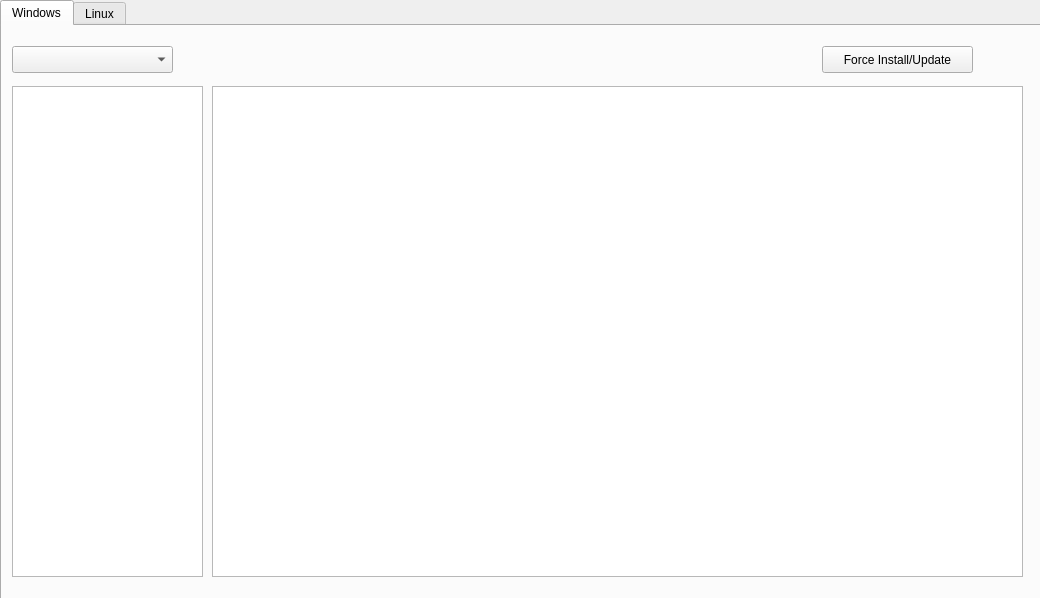
Above: lolbins.ui from Hamza-Megahed/LOLBins before the change. Below: the same form after it.
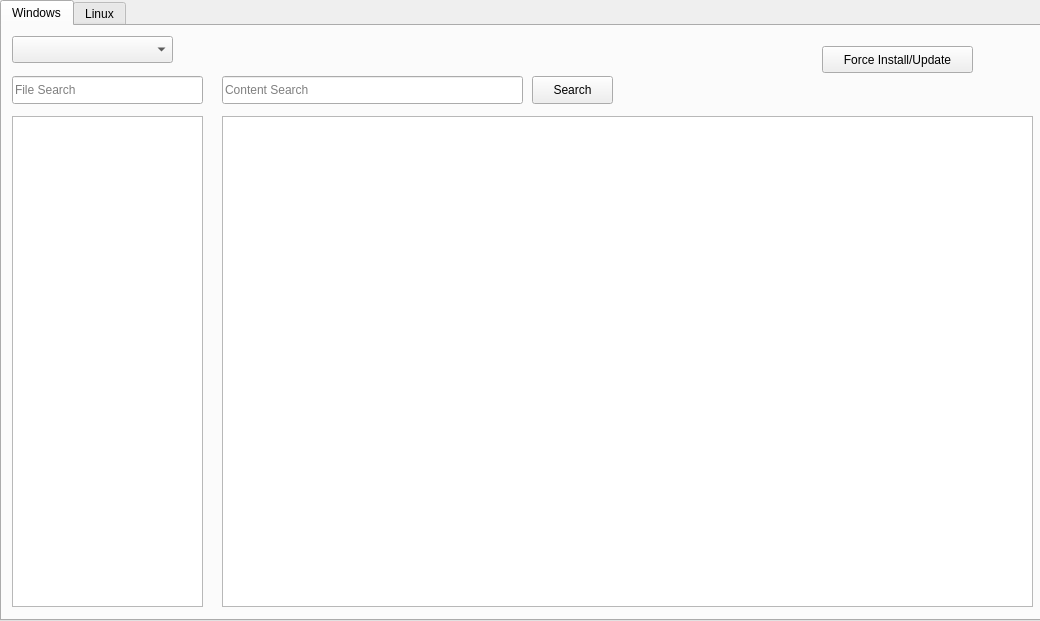
That is the form after the change.

Patch:
```diff
--- a/lolbins.ui
+++ b/lolbins.ui
@@ -7,7 +7,7 @@
     <x>0</x>
     <y>0</y>
     <width>1040</width>
-    <height>598</height>
+    <height>621</height>
    </rect>
   </property>
   <property name="windowTitle">
@@ -20,7 +20,7 @@
       <x>0</x>
       <y>0</y>
       <width>1041</width>
-      <height>601</height>
+      <height>621</height>
      </rect>
     </property>
     <property name="currentIndex">
@@ -47,7 +47,7 @@
       <property name="geometry">
        <rect>
         <x>10</x>
-        <y>20</y>
+        <y>10</y>
         <width>161</width>
         <height>27</height>
        </rect>
@@ -82,7 +82,7 @@
       <property name="geometry">
        <rect>
         <x>10</x>
-        <y>60</y>
+        <y>90</y>
         <width>191</width>
         <height>491</height>
        </rect>
@@ -94,8 +94,8 @@
      <widget class="QTextEdit" name="textEdit">
       <property name="geometry">
        <rect>
-        <x>210</x>
-        <y>60</y>
+        <x>220</x>
+        <y>90</y>
         <width>811</width>
         <height>491</height>
        </rect>
@@ -104,6 +104,45 @@
        <bool>true</bool>
       </property>
      </widget>
+     <widget class="QLineEdit" name="lineEdit">
+      <property name="geometry">
+       <rect>
+        <x>10</x>
+        <y>50</y>
+        <width>191</width>
+        <height>28</height>
+       </rect>
+      </property>
+      <property name="placeholderText">
+       <string>File Search</string>
+      </property>
+     </widget>
+     <widget class="QLineEdit" name="lineEdit_2">
+      <property name="geometry">
+       <rect>
+        <x>220</x>
+        <y>50</y>
+        <width>301</width>
+        <height>28</height>
+       </rect>
+      </property>
+      <property name="placeholderText">
+       <string>Content Search</string>
+      </property>
+     </widget>
+     <widget class="QPushButton" name="pushButton_2">
+      <property name="geometry">
+       <rect>
+        <x>530</x>
+        <y>50</y>
+        <width>81</width>
+        <height>28</height>
+       </rect>
+      </property>
+      <property name="text">
+       <string>Search</string>
+      </property>
+     </widget>
     </widget>
     <widget class="QWidget" name="tab_2">
      <attribute name="title">
```
Left out of the diff: 45 changed lines with no effect on the pictures.
